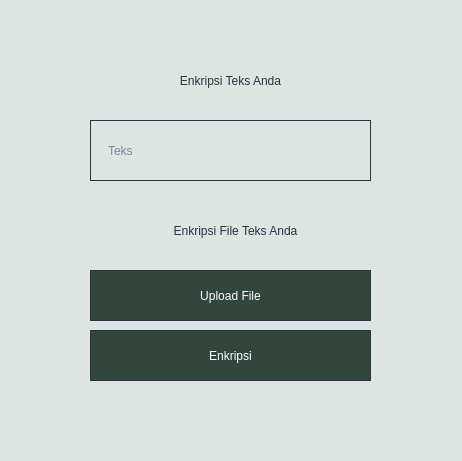
Above: haldua.ui from stellaribli/EncryptDecrypt before the change. Below: the same form after it.
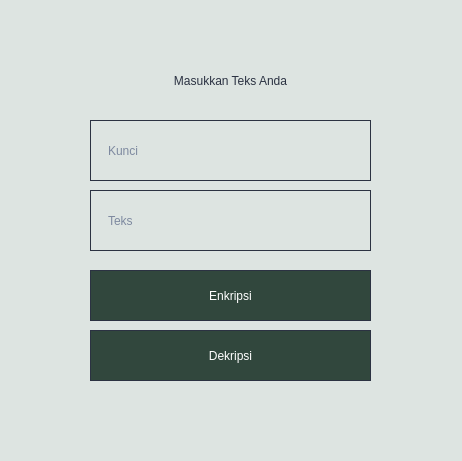
That is the form after the change.

The edit to the form file:
```diff
--- a/haldua.ui
+++ b/haldua.ui
@@ -32,7 +32,7 @@
 font: 30pt &quot;Arial&quot;</string>
    </property>
    <property name="text">
-    <string>Enkripsi Teks Anda</string>
+    <string>Masukkan Teks Anda</string>
    </property>
    <property name="alignment">
     <set>Qt::AlignCenter</set>
@@ -42,7 +42,7 @@
    <property name="geometry">
     <rect>
      <x>90</x>
-     <y>330</y>
+     <y>270</y>
      <width>281</width>
      <height>51</height>
     </rect>
@@ -68,7 +68,7 @@
    <property name="geometry">
     <rect>
      <x>90</x>
-     <y>120</y>
+     <y>190</y>
      <width>281</width>
      <height>61</height>
     </rect>
@@ -90,31 +90,11 @@
     <string>Teks</string>
    </property>
   </widget>
-  <widget class="QLabel" name="label_2">
-   <property name="geometry">
-    <rect>
-     <x>50</x>
-     <y>200</y>
-     <width>371</width>
-     <height>61</height>
-    </rect>
-   </property>
-   <property name="styleSheet">
-    <string notr="true">color: #2B3242;
-font: 30pt &quot;Arial&quot;</string>
-   </property>
-   <property name="text">
-    <string>Enkripsi File Teks Anda</string>
-   </property>
-   <property name="alignment">
-    <set>Qt::AlignCenter</set>
-   </property>
-  </widget>
   <widget class="QPushButton" name="loginbutton_5">
    <property name="geometry">
     <rect>
      <x>90</x>
-     <y>270</y>
+     <y>330</y>
      <width>281</width>
      <height>51</height>
     </rect>
@@ -133,7 +113,33 @@
  }</string>
    </property>
    <property name="text">
-    <string>Upload File</string>
+    <string>Dekripsi</string>
+   </property>
+  </widget>
+  <widget class="QLineEdit" name="passlama_2">
+   <property name="geometry">
+    <rect>
+     <x>90</x>
+     <y>120</y>
+     <width>281</width>
+     <height>61</height>
+    </rect>
+   </property>
+   <property name="styleSheet">
+    <string notr="true">font: 15pt &quot;Mulish&quot;;color:#1D2D5E; 
+height: 47.76695251464844px;
+width: 376.5159912109375px;
+left: 538px;
+top: 229px;
+border-radius: 13.25760269165039px;
+border: 1.4px solid #2B3242;
+padding-left:15px;</string>
+   </property>
+   <property name="text">
+    <string/>
+   </property>
+   <property name="placeholderText">
+    <string>Kunci</string>
    </property>
   </widget>
  </widget>
```
